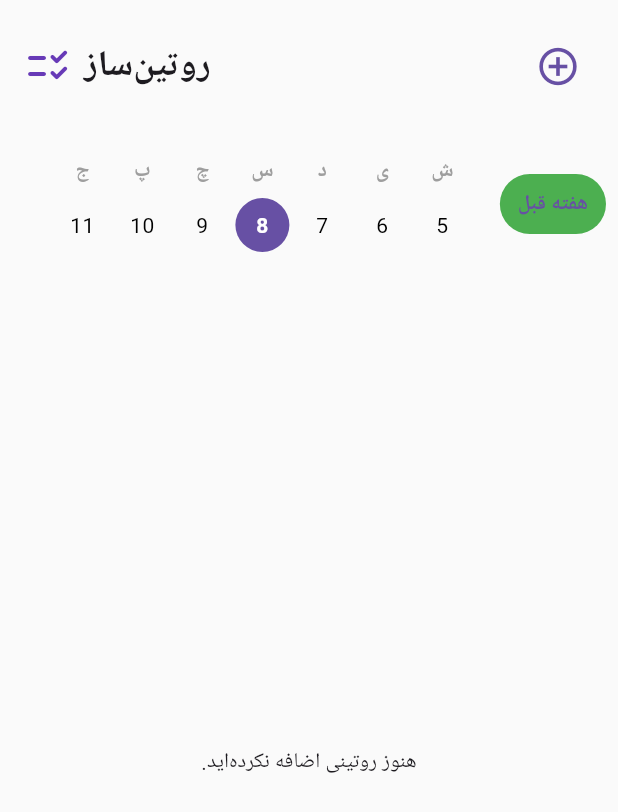
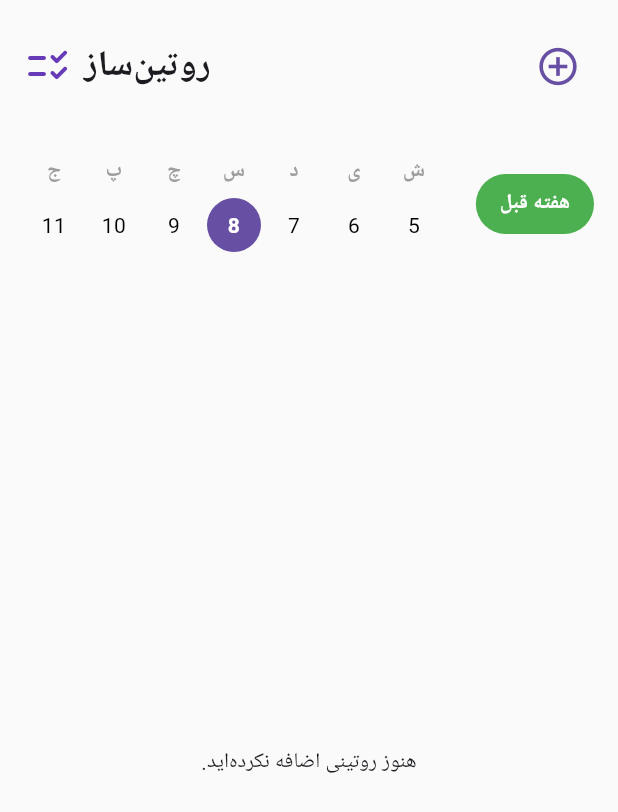
Before and after one commit to parsard/routine_maker, a Flutter app: the RoutineListScreen screen opened directly, on a phone screen of 412 x 824 dp. Shown: the top 812 px of the screen. Run offline on Flutter 3.47's test engine with Material 3 defaults, Android fonts, the phone set to English and light mode, and no system bars; our stand-ins replace drift, equatable, flutter_riverpod, flutter_screenutil, flutter_slidable, fpdart and 3 more; accounts and stored records are empty; generated files the repository leaves out were written again; Roboto replaces fonts that are missing (Vazirmatn).

```diff
--- a/lib/features/routine/presentation/widgets/weekly_calender.dart
+++ b/lib/features/routine/presentation/widgets/weekly_calender.dart
@@ -14,47 +14,66 @@ class WeeklyCalendar extends ConsumerWidget {
 
     final weekDays = ['ش', 'ی', 'د', 'س', 'چ', 'پ', 'ج'];
     final weekDates = calendarNotifier.getWeekDays();
-
     final bool isCurrentWeek = calendarNotifier.isDisplayingCurrentWeek();
 
-
     final String buttonText = isCurrentWeek ? 'هفته قبل' : 'هفته بعد';
-
-
     final VoidCallback buttonAction = isCurrentWeek
         ? calendarNotifier.goToPreviousWeek
         : calendarNotifier.goToCurrentWeek;
 
+    // A fixed width for each day column to ensure alignment with RoutineListItem
+    // این عرض ثابت باعث تراز شدن عمودی ستون‌ها می‌شود
+    const double dayColumnWidth = 40.0;
+
     return Padding(
-      padding: const EdgeInsets.symmetric(vertical: 16.0, horizontal: 8.0),
+      // We match this padding with RoutineListItem's container for perfect alignment
+      // این Padding با کانتینر آیتم روتین هماهنگ است
+      padding: const EdgeInsets.symmetric(horizontal: 16.0, vertical: 16.0),
       child: Row(
         children: [
-          TextButton(
-
-            onPressed: buttonAction,
-            child: Text(buttonText),
-            style: TextButton.styleFrom(
-
-              backgroundColor: Colors.green,
-              foregroundColor: Theme.of(context).primaryColor,
-              textStyle: const TextStyle(fontWeight: FontWeight.bold),
+          // The button will take up the remaining space
+          // دکمه فضای باقی‌مانده را اشغال می‌کند
+          Expanded(
+            child: Align(
+              alignment: Alignment.centerRight, // Align button to the right
+              child: TextButton(
+                onPressed: buttonAction,
+                style: TextButton.styleFrom(
+                  backgroundColor: Colors.green,
+                  foregroundColor: Colors.white, // Text color should be white on green
+                  shape: RoundedRectangleBorder(
+                    borderRadius: BorderRadius.circular(20.0), // Rounded button
+                  ),
+                  padding: const EdgeInsets.symmetric(horizontal: 16.0, vertical: 8.0),
+                ),
+                child: Text(
+                  buttonText,
+                  style: const TextStyle(fontWeight: FontWeight.bold),
+                ),
+              ),
             ),
           ),
-          SizedBox(width: 16.w),
+          // A fixed space between the button and the calendar dates
+          // یک فاصله ثابت بین دکمه و تقویم
+          const SizedBox(width: 16.0),
+          // Row for the 7 days of the week
+          // ردیف برای ۷ روز هفته
           Row(
             mainAxisAlignment: MainAxisAlignment.end,
             children: List.generate(7, (index) {
               final date = weekDates[index];
               final bool isToday = calendarNotifier.isToday(date);
 
-              final Color backgroundColor = isToday
-                  ? Theme.of(context).primaryColor
-                  : Colors.transparent;
+              final Color backgroundColor =
+                  isToday ? Theme.of(context).primaryColor : Colors.transparent;
               final Color textColor = isToday ? Colors.white : Colors.black;
 
-              return Padding(
-                padding: const EdgeInsets.symmetric(horizontal: 2.0),
+              // Each day is wrapped in a SizedBox with a fixed width
+              // هر روز در یک SizedBox با عرض ثابت قرار می‌گیرد
+              return SizedBox(
+                width: dayColumnWidth,
                 child: Column(
+                  mainAxisAlignment: MainAxisAlignment.center,
                   children: [
                     Text(
                       weekDays[index],
@@ -76,7 +95,8 @@ class WeeklyCalendar extends ConsumerWidget {
                         '${date.day}',
                         style: TextStyle(
                           color: textColor,
-                          fontWeight: isToday ? FontWeight.bold : FontWeight.normal,
+                          fontWeight:
+                              isToday ? FontWeight.bold : FontWeight.normal,
                         ),
                       ),
                     ),
--- a/pubspec.yaml
+++ b/pubspec.yaml
@@ -49,6 +49,9 @@ dependencies:
   flutter_slidable: ^4.0.1
   shamsi_date: ^1.1.1
   flutter_screenutil: ^5.9.3
+  google_nav_bar: ^5.0.7
+
+
 
 dev_dependencies:
   flutter_test:
```
Also changed, not shown: lib/app.dart (+67 -0 lines), lib/core/router/app_router.dart (added, +54 -0 lines), lib/features/chart/presentation/pages/chart_screen.dart (added, +14 -0 lines), lib/features/note/presentation/pages/note_screen.dart (added, +14 -0 lines), lib/main.dart (+7 -7 lines), pubspec.lock.
